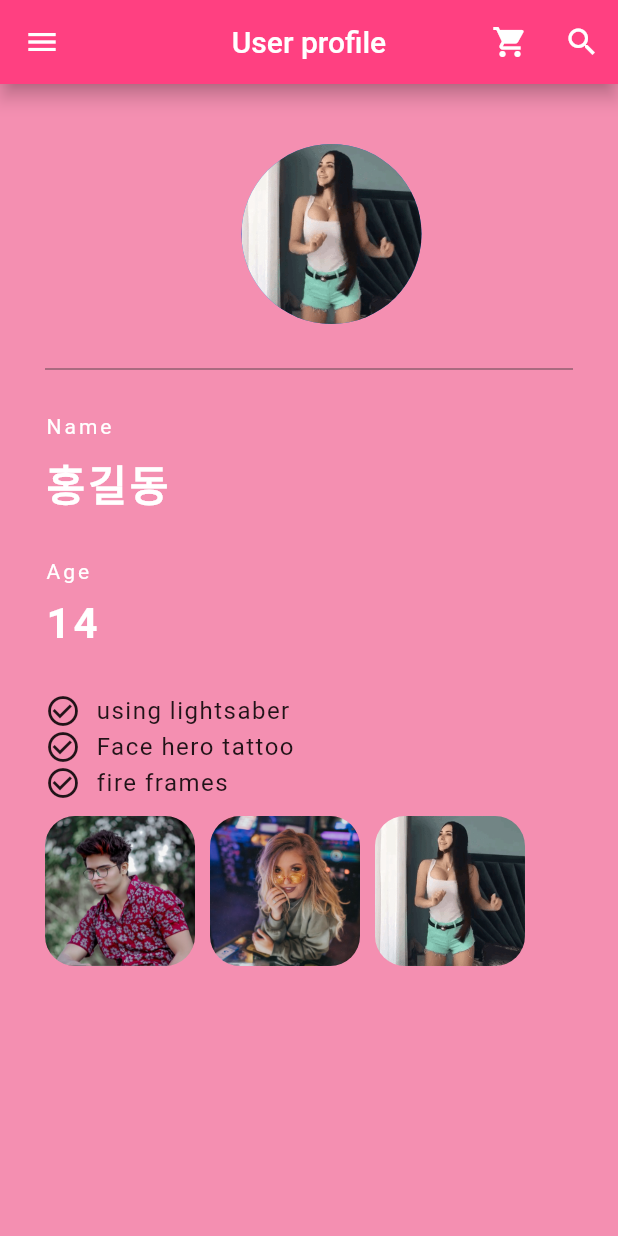
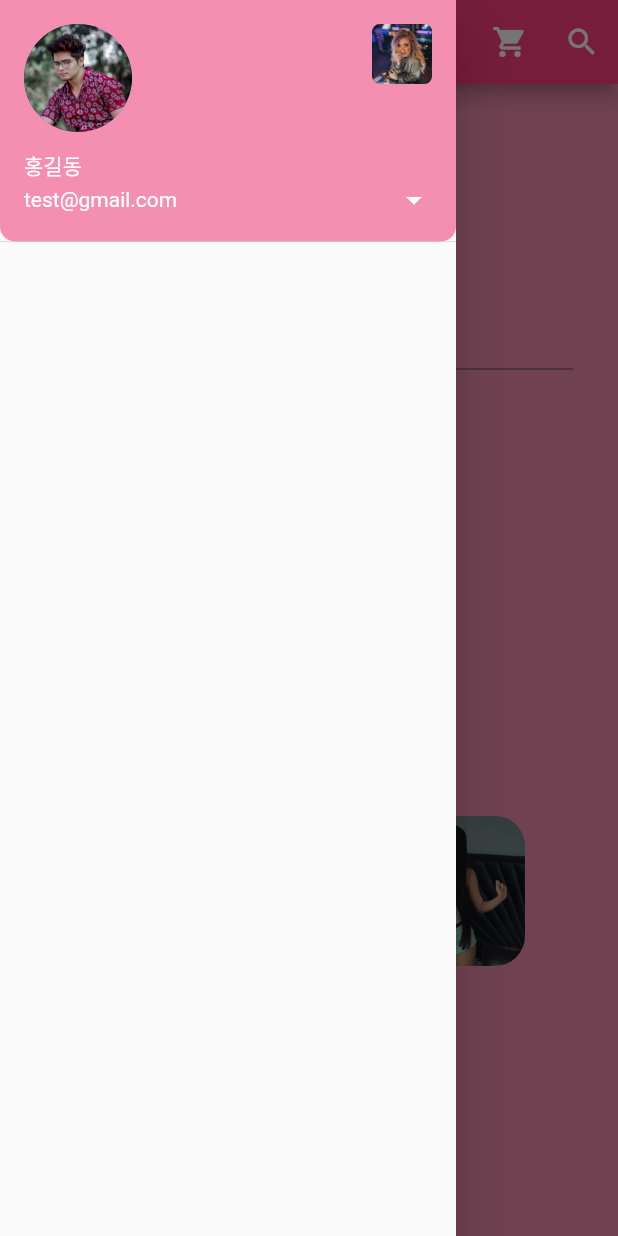
Before and after one commit to TERADA-DANTE/flutera, a Flutter app: the screen it shows after launch, with the side drawer open (before the commit the screen has no drawer), on a phone screen of 412 x 824 dp. Run offline on Flutter 3.47's test engine with Material 2 defaults, Android fonts, the phone set to English and light mode, and no system bars.

Commit message:
:hammer: Update main.dart
Study on drawer that replaces Appbar - leading, Drawer - child - ListView, ListView - children - UserAccountDrawerHeader - decoration/currentAccountPicture, onDetailPressed, otherAccoutsPictures

```diff
--- a/my_app/lib/main.dart
+++ b/my_app/lib/main.dart
@@ -23,12 +23,6 @@ class MyHomePage extends StatelessWidget {
         centerTitle: true,
         backgroundColor: Colors.pinkAccent,
         elevation: 5.0,
-        leading: IconButton(
-          icon: Icon(Icons.menu),
-          onPressed: () {
-            print('hello world');
-          },
-        ),
         actions: [
           IconButton(
               icon: Icon(Icons.shopping_cart),
@@ -41,6 +35,38 @@ class MyHomePage extends StatelessWidget {
                 print('yup');
               })
         ],
+      ),
+      drawer: Drawer(
+        child: ListView(
+          padding: EdgeInsets.zero,
+          children: [
+            UserAccountsDrawerHeader(
+                decoration: BoxDecoration(
+                    color: Colors.pink[200],
+                    borderRadius: BorderRadius.only(
+                        bottomLeft: Radius.circular(10.0),
+                        bottomRight: Radius.circular((10.0)))),
+                accountName: Text("홍길동"),
+                accountEmail: Text("test@gmail.com"),
+                currentAccountPicture: CircleAvatar(
+                  backgroundImage: AssetImage("assets/1.jpg"),
+                ),
+                onDetailsPressed: () {
+                  print('arrow clicked');
+                },
+                otherAccountsPictures: [
+                  ClipRRect(
+                    borderRadius: BorderRadius.circular(5),
+                    child: Image.asset(
+                      "assets/2.jpg",
+                      width: 100.0,
+                      height: 100.0,
+                      fit: BoxFit.cover,
+                    ),
+                  )
+                ])
+          ],
+        ),
       ),
       body: Padding(
         padding: EdgeInsets.fromLTRB(30.0, 40.0, 0.0, 0.0),
```
